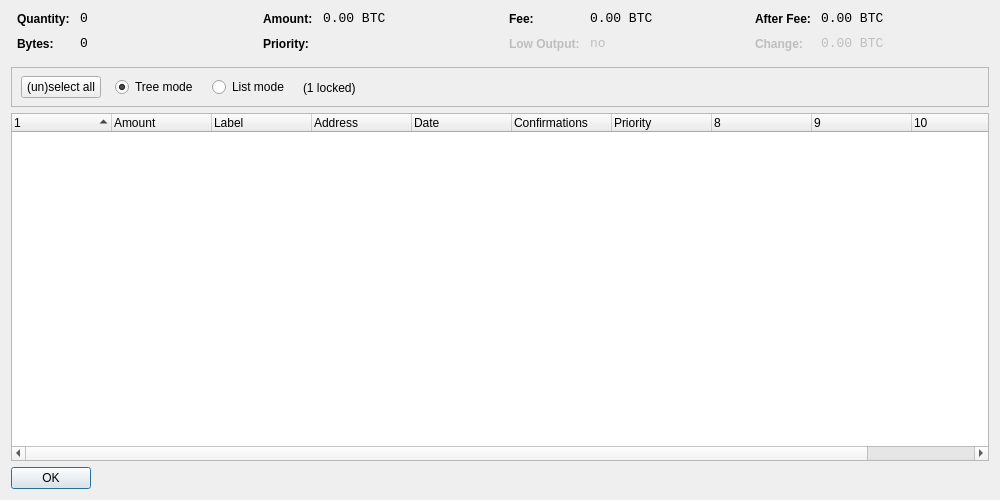
This is src/qt/forms/coincontroldialog.ui in experiencecoin/experiencecoin_legacy as Qt 5 draws it before an edit. The edited form follows.
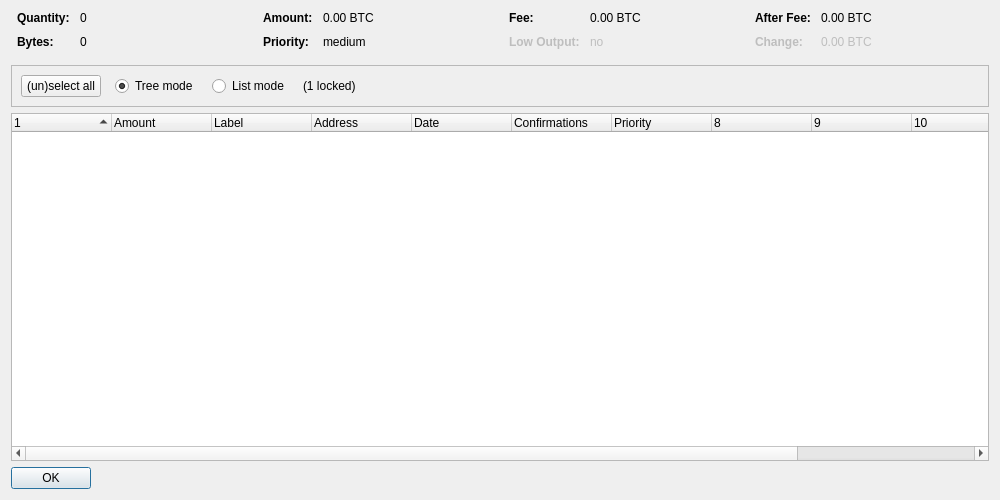
This is the edited form. Custom widgets are drawn as their Qt base class.

```diff
--- a/src/qt/forms/coincontroldialog.ui
+++ b/src/qt/forms/coincontroldialog.ui
@@ -38,8 +38,11 @@
        </property>
        <item row="0" column="0">
         <widget class="QLabel" name="labelCoinControlQuantityText">
-         <property name="styleSheet">
-          <string notr="true">font-weight:bold;</string>
+         <property name="font">
+          <font>
+           <weight>75</weight>
+           <bold>true</bold>
+          </font>
          </property>
          <property name="text">
           <string>Quantity:</string>
@@ -48,12 +51,6 @@
        </item>
        <item row="0" column="1">
         <widget class="QLabel" name="labelCoinControlQuantity">
-         <property name="font">
-          <font>
-           <family>Monospace</family>
-           <pointsize>10</pointsize>
-          </font>
-         </property>
          <property name="cursor">
           <cursorShape>IBeamCursor</cursorShape>
          </property>
@@ -70,8 +67,11 @@
        </item>
        <item row="1" column="0">
         <widget class="QLabel" name="labelCoinControlBytesText">
-         <property name="styleSheet">
-          <string notr="true">font-weight:bold;</string>
+         <property name="font">
+          <font>
+           <weight>75</weight>
+           <bold>true</bold>
+          </font>
          </property>
          <property name="text">
           <string>Bytes:</string>
@@ -80,12 +80,6 @@
        </item>
        <item row="1" column="1">
         <widget class="QLabel" name="labelCoinControlBytes">
-         <property name="font">
-          <font>
-           <family>Monospace</family>
-           <pointsize>10</pointsize>
-          </font>
-         </property>
          <property name="cursor">
           <cursorShape>IBeamCursor</cursorShape>
          </property>
@@ -118,8 +112,11 @@
        </property>
        <item row="0" column="0">
         <widget class="QLabel" name="labelCoinControlAmountText">
-         <property name="styleSheet">
-          <string notr="true">font-weight:bold;</string>
+         <property name="font">
+          <font>
+           <weight>75</weight>
+           <bold>true</bold>
+          </font>
          </property>
          <property name="text">
           <string>Amount:</string>
@@ -128,12 +125,6 @@
        </item>
        <item row="0" column="1">
         <widget class="QLabel" name="labelCoinControlAmount">
-         <property name="font">
-          <font>
-           <family>Monospace</family>
-           <pointsize>10</pointsize>
-          </font>
-         </property>
          <property name="cursor">
           <cursorShape>IBeamCursor</cursorShape>
          </property>
@@ -150,8 +141,11 @@
        </item>
        <item row="1" column="0">
         <widget class="QLabel" name="labelCoinControlPriorityText">
-         <property name="styleSheet">
-          <string notr="true">font-weight:bold;</string>
+         <property name="font">
+          <font>
+           <weight>75</weight>
+           <bold>true</bold>
+          </font>
          </property>
          <property name="text">
           <string>Priority:</string>
@@ -160,12 +154,6 @@
        </item>
        <item row="1" column="1">
         <widget class="QLabel" name="labelCoinControlPriority">
-         <property name="font">
-          <font>
-           <family>Monospace</family>
-           <pointsize>10</pointsize>
-          </font>
-         </property>
          <property name="cursor">
           <cursorShape>IBeamCursor</cursorShape>
          </property>
@@ -173,7 +161,7 @@
           <enum>Qt::ActionsContextMenu</enum>
          </property>
          <property name="text">
-          <string/>
+          <string notr="true">medium</string>
          </property>
          <property name="textInteractionFlags">
           <set>Qt::LinksAccessibleByMouse|Qt::TextSelectableByKeyboard|Qt::TextSelectableByMouse</set>
@@ -198,8 +186,11 @@
        </property>
        <item row="0" column="0">
         <widget class="QLabel" name="labelCoinControlFeeText">
-         <property name="styleSheet">
-          <string notr="true">font-weight:bold;</string>
+         <property name="font">
+          <font>
+           <weight>75</weight>
+           <bold>true</bold>
+          </font>
          </property>
          <property name="text">
           <string>Fee:</string>
@@ -208,12 +199,6 @@
        </item>
        <item row="0" column="1">
         <widget class="QLabel" name="labelCoinControlFee">
-         <property name="font">
-          <font>
-           <family>Monospace</family>
-           <pointsize>10</pointsize>
-          </font>
-         </property>
          <property name="cursor">
           <cursorShape>IBeamCursor</cursorShape>
          </property>
@@ -233,8 +218,11 @@
          <property name="enabled">
           <bool>false</bool>
          </property>
-         <property name="styleSheet">
-          <string notr="true">font-weight:bold;</string>
+         <property name="font">
+          <font>
+           <weight>75</weight>
+           <bold>true</bold>
+          </font>
          </property>
          <property name="text">
           <string>Low Output:</string>
@@ -246,12 +234,6 @@
          <property name="enabled">
           <bool>false</bool>
          </property>
-         <property name="font">
-          <font>
-           <family>Monospace</family>
-           <pointsize>10</pointsize>
-          </font>
-         </property>
          <property name="cursor">
           <cursorShape>IBeamCursor</cursorShape>
          </property>
@@ -284,8 +266,11 @@
        </property>
        <item row="0" column="0">
         <widget class="QLabel" name="labelCoinControlAfterFeeText">
-         <property name="styleSheet">
-          <string notr="true">font-weight:bold;</string>
+         <property name="font">
+          <font>
+           <weight>75</weight>
+           <bold>true</bold>
+          </font>
          </property>
          <property name="text">
           <string>After Fee:</string>
@@ -294,12 +279,6 @@
        </item>
        <item row="0" column="1">
         <widget class="QLabel" name="labelCoinControlAfterFee">
-         <property name="font">
-          <font>
-           <family>Monospace</family>
-           <pointsize>10</pointsize>
-          </font>
-         </property>
          <property name="cursor">
           <cursorShape>IBeamCursor</cursorShape>
          </property>
@@ -319,8 +298,11 @@
          <property name="enabled">
           <bool>false</bool>
          </property>
-         <property name="styleSheet">
-          <string notr="true">font-weight:bold;</string>
+         <property name="font">
+          <font>
+           <weight>75</weight>
+           <bold>true</bold>
+          </font>
          </property>
          <property name="text">
           <string>Change:</string>
@@ -332,12 +314,6 @@
          <property name="enabled">
           <bool>false</bool>
          </property>
-         <property name="font">
-          <font>
-           <family>Monospace</family>
-           <pointsize>10</pointsize>
-          </font>
-         </property>
          <property name="cursor">
           <cursorShape>IBeamCursor</cursorShape>
          </property>
@@ -370,15 +346,8 @@
      <property name="frameShadow">
       <enum>QFrame::Sunken</enum>
      </property>
-     <widget class="QWidget" name="horizontalLayoutWidget">
-      <property name="geometry">
-       <rect>
-        <x>10</x>
-        <y>0</y>
-        <width>781</width>
-        <height>41</height>
-       </rect>
-      </property>
+     <layout class="QHBoxLayout" name="horizontalLayout">
+      <item>
       <layout class="QHBoxLayout" name="horizontalLayoutPanel" stretch="0,0,0,0,0">
        <property name="spacing">
         <number>14</number>
@@ -446,7 +415,8 @@
         </spacer>
        </item>
       </layout>
-     </widget>
+      </item>
+     </layout>
     </widget>
    </item>
    <item>
@@ -458,7 +428,7 @@
       <bool>false</bool>
      </property>
      <property name="columnCount">
-      <number>11</number>
+      <number>12</number>
      </property>
      <attribute name="headerShowSortIndicator" stdset="0">
       <bool>true</bool>
@@ -524,6 +494,11 @@
        <string/>
       </property>
      </column>
+     <column>
+      <property name="text">
+       <string/>
+      </property>
+     </column>
     </widget>
    </item>
    <item>
```
Left out of the diff: 8 changed lines with no effect on the pictures. Lines whose indentation alone changed are shown as unchanged.
